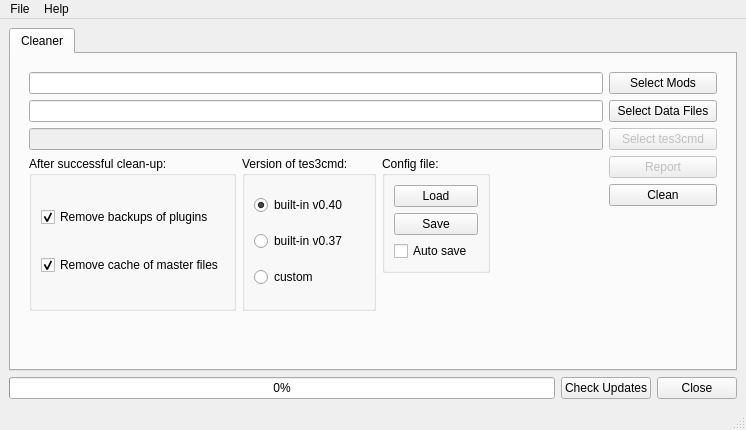
Above: moht/ui/qtgui.ui from emcek/modhelpertool before the change. Below: the same form after it.
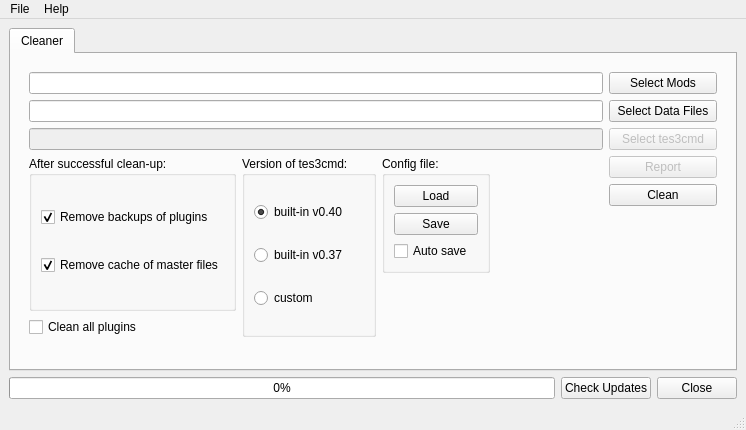
That is the form after the change. Icons and pictures are not drawn.

Commit message: update translation and widgest UI

Diff of the .ui file:
```diff
--- a/moht/ui/qtgui.ui
+++ b/moht/ui/qtgui.ui
@@ -108,58 +108,9 @@
               </property>
              </widget>
             </item>
-            <item row="5" column="1" rowspan="4">
-             <widget class="QGroupBox" name="groupBox_2">
-              <property name="title">
-               <string>Version of tes3cmd:</string>
-              </property>
-              <layout class="QVBoxLayout" name="verticalLayout_2">
-               <item>
-                <widget class="QRadioButton" name="rb_40">
-                 <property name="text">
-                  <string>built-in v0.40</string>
-                 </property>
-                 <property name="checked">
-                  <bool>true</bool>
-                 </property>
-                </widget>
-               </item>
-               <item>
-                <widget class="QRadioButton" name="rb_37">
-                 <property name="text">
-                  <string>built-in v0.37</string>
-                 </property>
-                 <property name="checked">
-                  <bool>false</bool>
-                 </property>
-                </widget>
-               </item>
-               <item>
-                <widget class="QRadioButton" name="rb_custom">
-                 <property name="text">
-                  <string>custom</string>
-                 </property>
-                </widget>
-               </item>
-              </layout>
-             </widget>
-            </item>
             <item row="1" column="0" colspan="4">
              <widget class="QLineEdit" name="le_morrowind_dir"/>
             </item>
-            <item row="9" column="1">
-             <spacer name="verticalSpacer">
-              <property name="orientation">
-               <enum>Qt::Vertical</enum>
-              </property>
-              <property name="sizeHint" stdset="0">
-               <size>
-                <width>20</width>
-                <height>0</height>
-               </size>
-              </property>
-             </spacer>
-            </item>
             <item row="0" column="0" colspan="4">
              <widget class="QLineEdit" name="le_mods_dir"/>
             </item>
@@ -253,6 +204,52 @@
               </property>
              </widget>
             </item>
+            <item row="9" column="0">
+             <widget class="QCheckBox" name="cb_clean_all">
+              <property name="toolTip">
+               <string>&lt;html&gt;&lt;head/&gt;&lt;body&gt;&lt;p&gt;Try clean all found plugins.&lt;/p&gt;&lt;/body&gt;&lt;/html&gt;</string>
+              </property>
+              <property name="text">
+               <string>Clean all plugins</string>
+              </property>
+             </widget>
+            </item>
+            <item row="5" column="1" rowspan="5">
+             <widget class="QGroupBox" name="groupBox_2">
+              <property name="title">
+               <string>Version of tes3cmd:</string>
+              </property>
+              <layout class="QVBoxLayout" name="verticalLayout_2">
+               <item>
+                <widget class="QRadioButton" name="rb_40">
+                 <property name="text">
+                  <string>built-in v0.40</string>
+                 </property>
+                 <property name="checked">
+                  <bool>true</bool>
+                 </property>
+                </widget>
+               </item>
+               <item>
+                <widget class="QRadioButton" name="rb_37">
+                 <property name="text">
+                  <string>built-in v0.37</string>
+                 </property>
+                 <property name="checked">
+                  <bool>false</bool>
+                 </property>
+                </widget>
+               </item>
+               <item>
+                <widget class="QRadioButton" name="rb_custom">
+                 <property name="text">
+                  <string>custom</string>
+                 </property>
+                </widget>
+               </item>
+              </layout>
+             </widget>
+            </item>
            </layout>
           </widget>
           <widget class="QWidget" name="page_report">
@@ -287,6 +284,19 @@
           </widget>
          </widget>
         </item>
+        <item row="1" column="0">
+         <spacer name="verticalSpacer">
+          <property name="orientation">
+           <enum>Qt::Vertical</enum>
+          </property>
+          <property name="sizeHint" stdset="0">
+           <size>
+            <width>20</width>
+            <height>0</height>
+           </size>
+          </property>
+         </spacer>
+        </item>
        </layout>
       </widget>
      </widget>
```
The commit also changes 5 other files.
